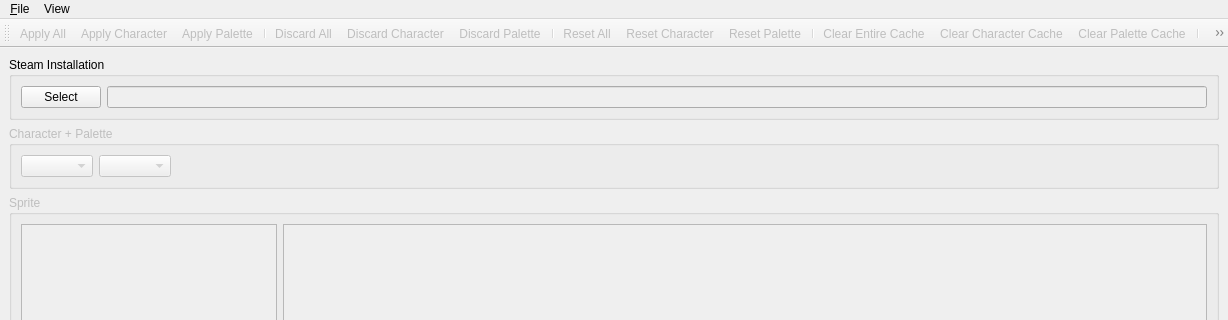
Above: bbsed/ui/mainwindow.ui from slacknate/bbsed before the change; both pictures show x 0 to 1228 and y 0 to 320 of the 1228 by 853 pixel window. Below: the same form after it.
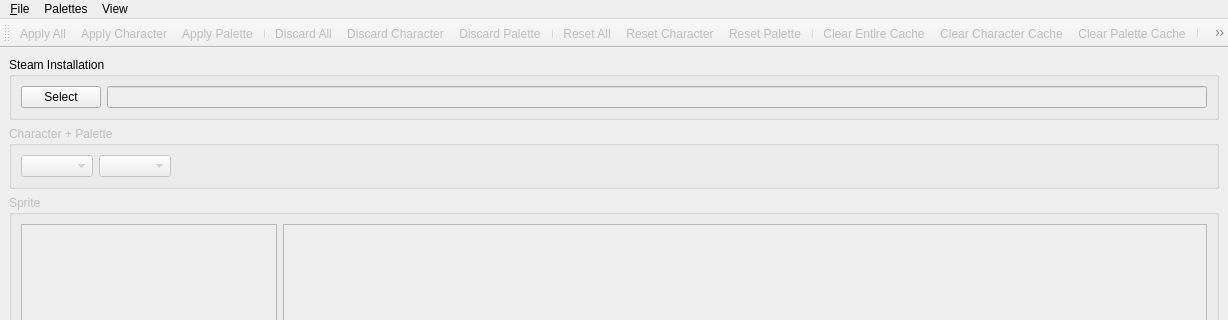
That is the form after the change.

Commit message:
[mainwindow] add palette menu
 - implement functionality to import pre-existing palettes
 - we should probably implement export as well, for now
   it is stubbed our and pops up a message to the user

Patch:
```diff
--- a/bbsed/ui/mainwindow.ui
+++ b/bbsed/ui/mainwindow.ui
@@ -164,7 +164,15 @@
     <addaction name="view_palette"/>
     <addaction name="view_zoom"/>
    </widget>
+   <widget class="QMenu" name="menuPalettes">
+    <property name="title">
+     <string>Palettes</string>
+    </property>
+    <addaction name="import_palettes"/>
+    <addaction name="export_palettes"/>
+   </widget>
    <addaction name="menuFile"/>
+   <addaction name="menuPalettes"/>
    <addaction name="menuView"/>
   </widget>
   <action name="exit">
```
Left out of the diff: 10 changed lines with no effect on the pictures. The commit also changes 3 other files.
